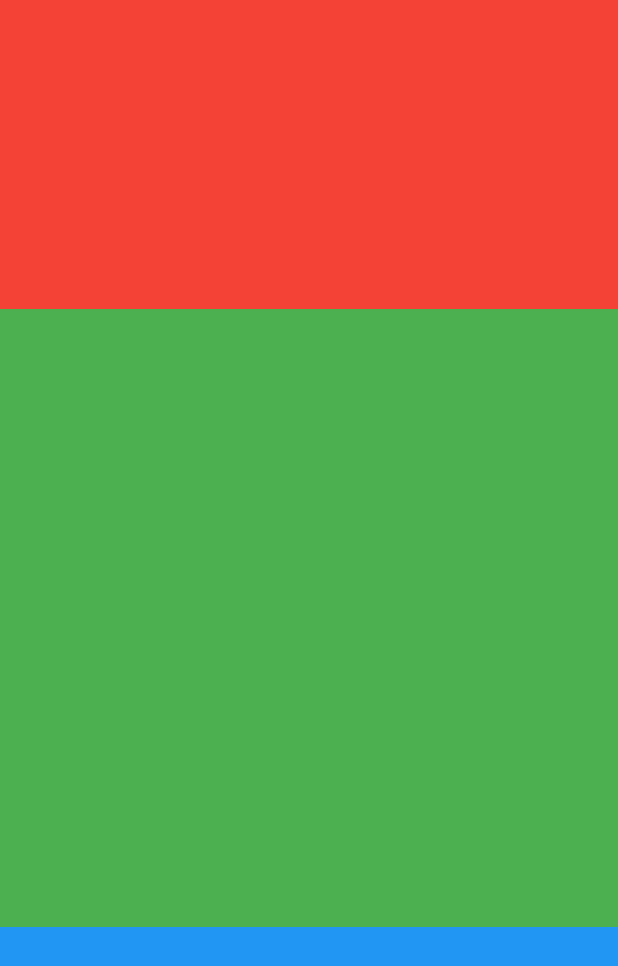
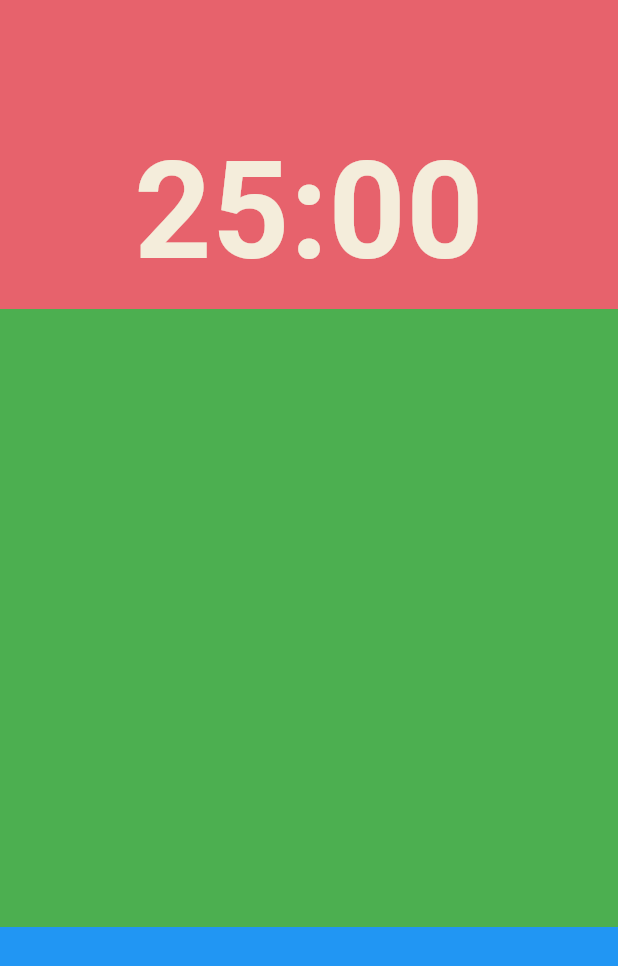
Before and after one commit to gaegulgaegul/learn-flutter, a Flutter app: the HomeScreen screen opened directly, on a phone screen of 412 x 824 dp. Shown: the top 966 px of the screen. Run offline on Flutter 3.47's test engine with Material 3 defaults, Android fonts, the phone set to English and light mode, and no system bars.

Commit message:
feat 시간 UI 영역 구성

```diff
--- a/app_pomodoros/lib/main.dart
+++ b/app_pomodoros/lib/main.dart
@@ -1,3 +1,4 @@
+import 'package:app_pomodoros/screens/home_screen.dart';
 import 'package:flutter/material.dart';
 
 void main() {
@@ -21,7 +22,7 @@ class App extends StatelessWidget {
           ),
           cardColor: const Color(0xFFF4EDDB)
       ),
-      home: Container(),
+      home: HomeScreen(),
     );
   }
 }
--- a/app_pomodoros/lib/screens/home_screen.dart
+++ b/app_pomodoros/lib/screens/home_screen.dart
@@ -17,7 +17,15 @@ class _HomeScreenState extends State<HomeScreen> {
           Flexible(
             flex: 1,
             child: Container(
-              color: Colors.red,
+              alignment: Alignment.bottomCenter,
+              child: Text(
+                "25:00",
+                style: TextStyle(
+                  color: Theme.of(context).cardColor,
+                  fontSize: 90,
+                  fontWeight: FontWeight.w600
+                ),
+              ),
             ),
           ),
           Flexible(
```
